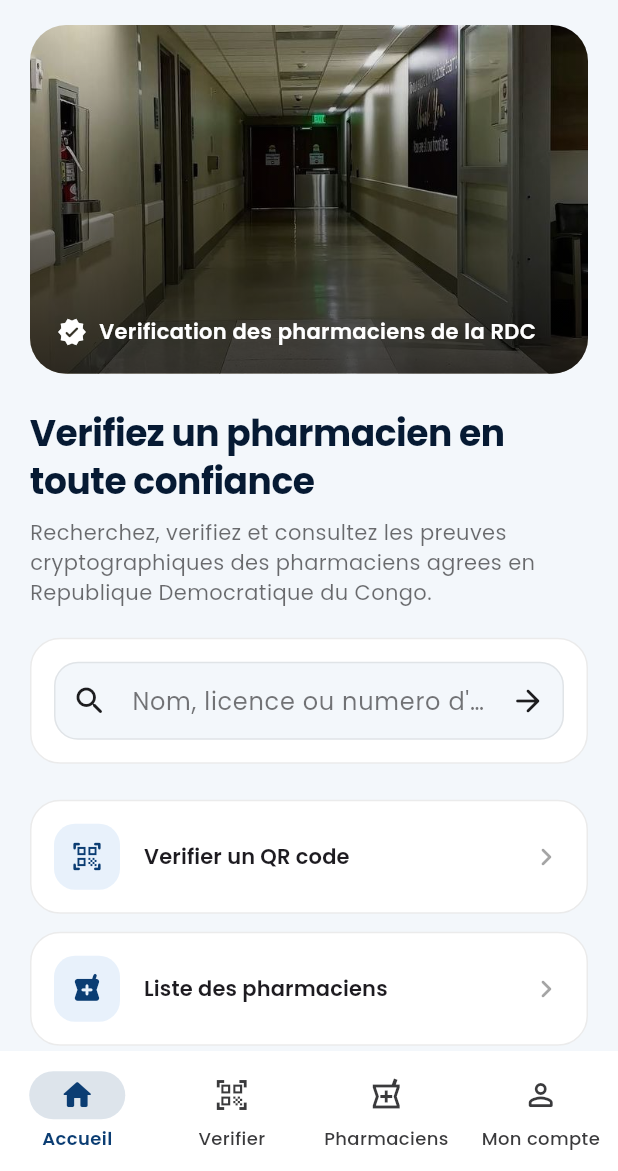
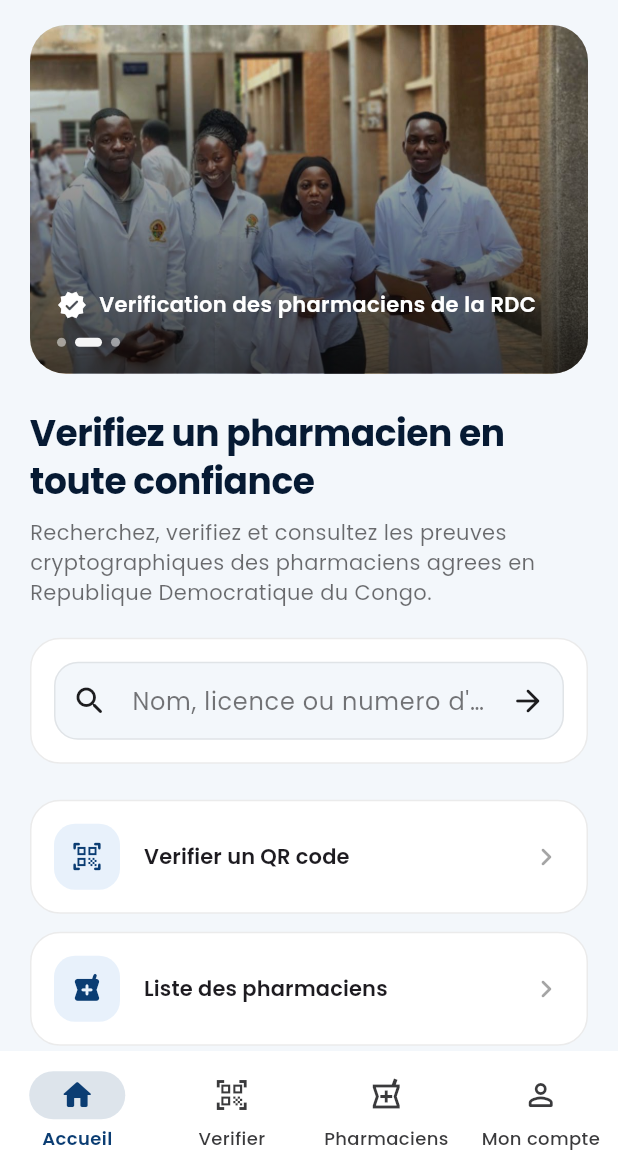
Before and after one commit to joel-aris/partback, a Flutter app: the screen it shows after launch, on a phone screen of 412 x 824 dp, the part 65-1236 px from its top. Run offline on Flutter 3.47's test engine with Material 3 defaults, Android fonts, the phone set to English and light mode, and no system bars; our stand-ins replace dio, easy_localization, file_picker, flutter_riverpod, flutter_secure_storage, go_router and 2 more; missing offline and left inert: mobile_scanner.

Commit message:
Fix password policy mismatch, cleartext HTTP block, false-invalid proofs
- Align password validation and hint text (all 6 languages) with the
  backend's real policy: 12 chars, mixed case, number, symbol. The old
  8-char client check let users pass the form and still get rejected by
  the API with no clear reason why.
- Scope Android cleartext HTTP traffic to the VPS API host so a real
  device on a release/profile build can actually reach it (Android
  blocks cleartext by default; the API has no HTTPS/domain yet).
- Turn the static home hero image into an auto-sliding 3-image carousel.
- Stop showing a valid document's cryptographic proof as "invalid": the
  API only returns hash/signature/Merkle validity fields for pharmacists,
  not documents, and the model defaulted the missing fields to false
  instead of null.
- iOS camera usage description now also mentions document photos for
  candidacy OCR, not just QR scanning.

Co-Authored-By: Claude Sonnet 5 <noreply@anthropic.com>

```diff
--- a/assets/translations/en.json
+++ b/assets/translations/en.json
@@ -62,7 +62,7 @@
     "registerButton": "Create my account",
     "haveAccount": "Already have an account?",
     "loginLink": "Sign in",
-    "passwordHint": "At least 8 characters",
+    "passwordHint": "At least 12 characters, with uppercase, lowercase, a number and a symbol",
     "otpRequired": "Two-factor authentication code required",
     "otpLabel": "6-digit code",
     "otpButton": "Validate",
--- a/assets/translations/fr.json
+++ b/assets/translations/fr.json
@@ -62,7 +62,7 @@
     "registerButton": "Creer mon compte",
     "haveAccount": "Vous avez deja un compte ?",
     "loginLink": "Se connecter",
-    "passwordHint": "8 caracteres minimum",
+    "passwordHint": "12 caracteres minimum, avec majuscule, minuscule, chiffre et symbole",
     "otpRequired": "Code de double authentification requis",
     "otpLabel": "Code a 6 chiffres",
     "otpButton": "Valider",
--- a/assets/translations/kg.json
+++ b/assets/translations/kg.json
@@ -62,7 +62,7 @@
     "registerButton": "Sala compte na mono",
     "haveAccount": "Nge kele na compte?",
     "loginLink": "Kota",
-    "passwordHint": "Bisono 8 na se fioti",
+    "passwordHint": "Bisono 12 na se fioti, na majuscule, minuscule, chiffre mpe symbole",
     "otpRequired": "Code ya 2FA ke lombama",
     "otpLabel": "Code ya bisiku 6",
     "otpButton": "Ndima",
--- a/assets/translations/ln.json
+++ b/assets/translations/ln.json
@@ -62,7 +62,7 @@
     "registerButton": "Kosala compte na ngai",
     "haveAccount": "Ozali na compte?",
     "loginLink": "Kokota",
-    "passwordHint": "Nkoma 8 na se moke",
+    "passwordHint": "Nkoma 12 na se moke, na majuscule, minuscule, chiffre mpe symbole",
     "otpRequired": "Code ya sécurité (2FA) esengelami",
     "otpLabel": "Code ya chiffre 6",
     "otpButton": "Kondima",
--- a/assets/translations/lua.json
+++ b/assets/translations/lua.json
@@ -62,7 +62,7 @@
     "registerButton": "Enza compte wanyi",
     "haveAccount": "Udi ne compte?",
     "loginLink": "Bwela",
-    "passwordHint": "Miaku 8 pa kabuipi",
+    "passwordHint": "Miaku 12 pa kabuipi, ne majuscule, minuscule, chiffre ne symbole",
     "otpRequired": "Code wa 2FA udi mulombeka",
     "otpLabel": "Code wa bimba 6",
     "otpButton": "Itaba",
--- a/assets/translations/sw.json
+++ b/assets/translations/sw.json
@@ -62,7 +62,7 @@
     "registerButton": "Fungua akaunti yangu",
     "haveAccount": "Una akaunti tayari?",
     "loginLink": "Ingia",
-    "passwordHint": "Angalau herufi 8",
+    "passwordHint": "Angalau herufi 12, ikiwa na herufi kubwa, ndogo, nambari na alama",
     "otpRequired": "Msimbo wa uthibitisho wa hatua mbili unahitajika",
     "otpLabel": "Msimbo wa tarakimu 6",
     "otpButton": "Thibitisha",
--- a/lib/features/home/home_screen.dart
+++ b/lib/features/home/home_screen.dart
@@ -1,3 +1,5 @@
+import 'dart:async';
+
 import 'package:easy_localization/easy_localization.dart';
 import 'package:flutter/material.dart';
 import 'package:flutter_riverpod/flutter_riverpod.dart';
@@ -111,10 +113,42 @@ class _HomeScreenState extends ConsumerState<HomeScreen> {
   }
 }
 
-class _HeroBanner extends StatelessWidget {
+const _heroImages = [
+  'assets/images/pharmacists/pharma1.jpg',
+  'assets/images/pharmacists/pharma3.jpg',
+  'assets/images/pharmacists/pharma5.jpg',
+];
+
+class _HeroBanner extends StatefulWidget {
   const _HeroBanner({required this.isDark});
 
   final bool isDark;
+
+  @override
+  State<_HeroBanner> createState() => _HeroBannerState();
+}
+
+class _HeroBannerState extends State<_HeroBanner> {
+  final _pageController = PageController();
+  Timer? _timer;
+  int _page = 0;
+
+  @override
+  void initState() {
+    super.initState();
+    _timer = Timer.periodic(const Duration(seconds: 4), (_) {
+      if (!_pageController.hasClients) return;
+      final next = (_page + 1) % _heroImages.length;
+      _pageController.animateToPage(next, duration: const Duration(milliseconds: 500), curve: Curves.easeInOut);
+    });
+  }
+
+  @override
+  void dispose() {
+    _timer?.cancel();
+    _pageController.dispose();
+    super.dispose();
+  }
 
   @override
   Widget build(BuildContext context) {
@@ -125,7 +159,12 @@ class _HeroBanner extends StatelessWidget {
         child: Stack(
           fit: StackFit.expand,
           children: [
-            Image.asset('assets/images/pharmacists/pharma1.jpg', fit: BoxFit.cover),
+            PageView.builder(
+              controller: _pageController,
+              itemCount: _heroImages.length,
+              onPageChanged: (index) => setState(() => _page = index),
+              itemBuilder: (context, index) => Image.asset(_heroImages[index], fit: BoxFit.cover),
+            ),
             DecoratedBox(
               decoration: BoxDecoration(
                 gradient: LinearGradient(
@@ -139,7 +178,11 @@ class _HeroBanner extends StatelessWidget {
               left: 18,
               right: 18,
               bottom: 18,
-              child: Row(
+              child: Column(
+                crossAxisAlignment: CrossAxisAlignment.start,
+                mainAxisSize: MainAxisSize.min,
+                children: [
+                  Row(
                     children: [
                       const Icon(Icons.verified_rounded, color: Colors.white, size: 20),
                       const SizedBox(width: 8),
@@ -148,6 +191,24 @@ class _HeroBanner extends StatelessWidget {
                           'app.tagline'.tr(),
                           style: const TextStyle(color: Colors.white, fontWeight: FontWeight.w600, fontSize: 14),
                         ),
+                      ),
+                    ],
+                  ),
+                  const SizedBox(height: 12),
+                  Row(
+                    children: List.generate(_heroImages.length, (index) {
+                      final active = index == _page;
+                      return AnimatedContainer(
+                        duration: const Duration(milliseconds: 250),
+                        margin: const EdgeInsets.only(right: 6),
+                        width: active ? 18 : 6,
+                        height: 6,
+                        decoration: BoxDecoration(
+                          color: Colors.white.withValues(alpha: active ? 0.95 : 0.5),
+                          borderRadius: BorderRadius.circular(3),
+                        ),
+                      );
+                    }),
                   ),
                 ],
               ),
--- a/lib/features/verify/verify_result_screen.dart
+++ b/lib/features/verify/verify_result_screen.dart
@@ -98,7 +98,7 @@ class _ResultBody extends StatelessWidget {
             ),
           ),
           const SizedBox(height: 16),
-          CryptoProofCard(proof: proof),
+          CryptoProofCard(proof: proof, overallValid: valid),
         ],
       ),
       VerifyNotFound(:final message) => Center(
```
Also changed, not shown: lib/features/auth/register_screen.dart (+12 -1 lines), lib/features/pharmacists/pharmacist_models.dart (+16 -10 lines), lib/features/pharmacists/widgets/crypto_proof_card.dart (+24 -10 lines), 4 other files. Lines whose indentation alone changed are shown as unchanged.
